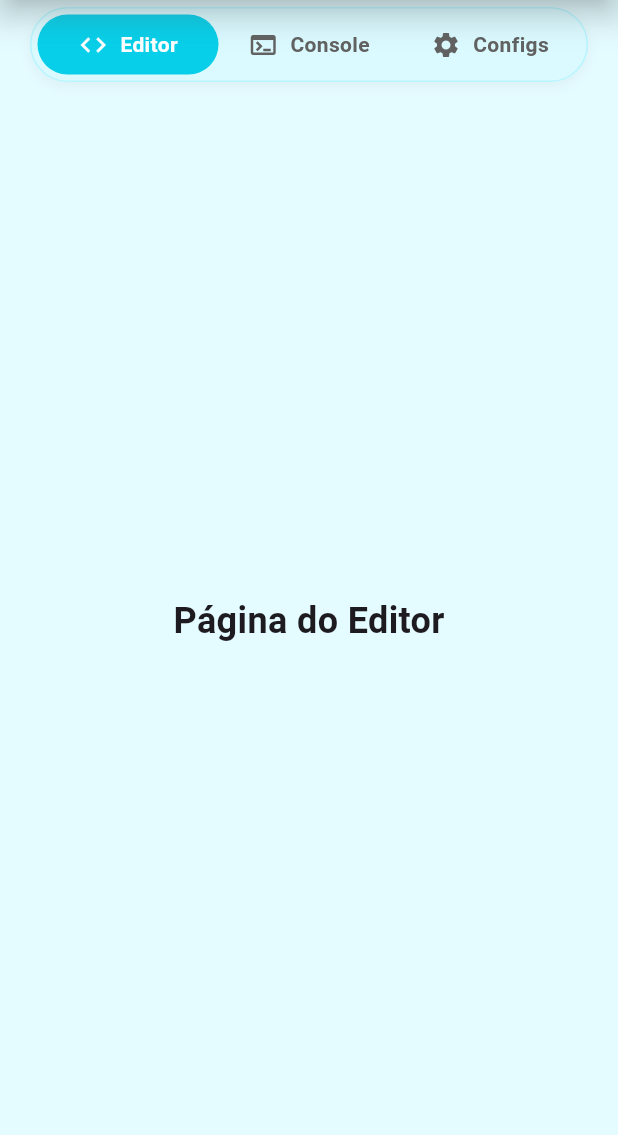
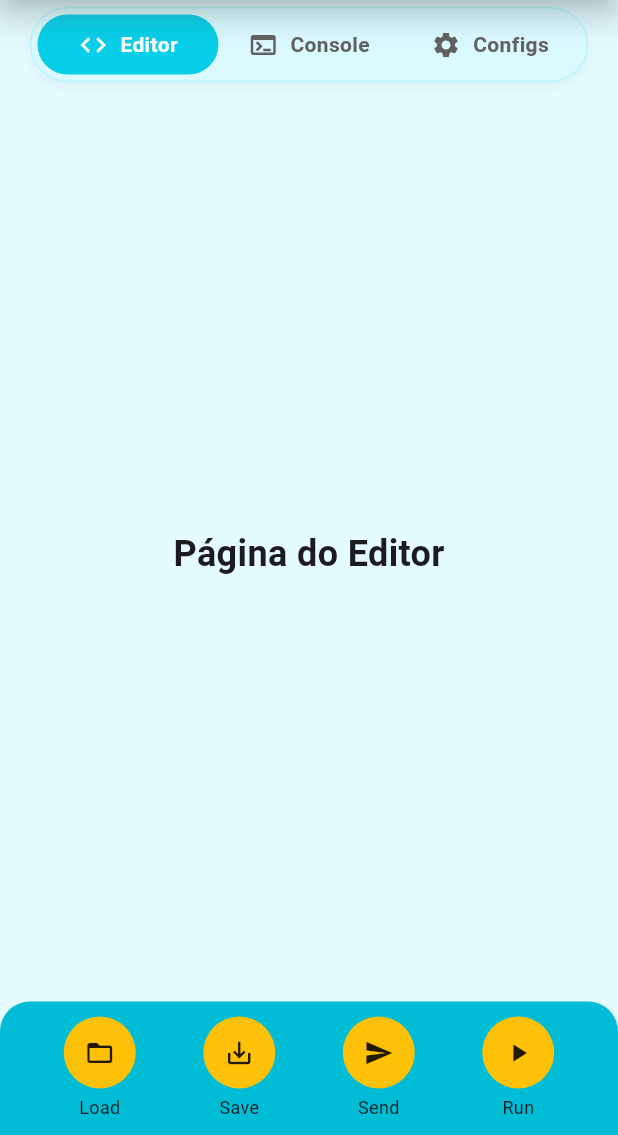
Before and after one commit to gabriel26077/MicroARCA, a Flutter app: the screen it shows after launch, on a phone screen of 412 x 824 dp, the part 101-1236 px from its top. Run offline on Flutter 3.47's test engine with Material 3 defaults, Android fonts, the phone set to English and light mode, and no system bars.

Commit message:
feat(ui): adiciona barra de botões inferior na página de edição

```diff
--- a/micro_arca_app/lib/main.dart
+++ b/micro_arca_app/lib/main.dart
@@ -1,6 +1,9 @@
 import 'package:flutter/material.dart';
-import 'package:flutter/services.dart'; // 1. Importe o pacote de serviços
+import 'package:flutter/services.dart';
 import 'package:micro_arca_app/screens/main_screen.dart';
+
+// Definindo a cor principal (necessário para a AppBar e tema)
+const Color primaryColor = Color(0xFF00BCD4);
 
 // A função precisa ser async, pois fizemos configurações de SO que não são instantâneas
 Future<void> main() async {
@@ -23,8 +26,12 @@ class MainApp extends StatelessWidget {
   Widget build(BuildContext context) {
     return MaterialApp(
       debugShowCheckedModeBanner: false,
+      // Passando a cor principal para o tema e o Scaffold
       theme: ThemeData(
         scaffoldBackgroundColor: const Color.fromARGB(249, 227, 251, 255),
+        // Configura a cor principal para ser acessível em todo o app (como a AppBar)
+        primaryColor: primaryColor,
+        appBarTheme: const AppBarTheme(backgroundColor: primaryColor),
       ),
       home: const MainScreen(),
     );
--- a/micro_arca_app/lib/screens/main_screen.dart
+++ b/micro_arca_app/lib/screens/main_screen.dart
@@ -6,6 +6,10 @@ import 'package:micro_arca_app/pages/console_page.dart';
 import 'package:micro_arca_app/pages/settings_page.dart';
 import 'package:micro_arca_app/widgets/app_bar.dart';
 import 'package:micro_arca_app/widgets/top_nav_bar.dart';
+
+// CORREÇÃO DE IMPORT: Mudamos para um caminho relativo para evitar erros de compilação
+// relacionados ao nome do pacote ('micro_arca_app').
+import '../widgets/custom_action_bar.dart';
 
 /// Esse widget lida com o estado de navegação (qual página está aberta nesse momento)
 class MainScreen extends StatefulWidget {
@@ -37,19 +41,16 @@ class _MainScreenState extends State<MainScreen> {
       body: Column(
         children: [
           // Our new top navigation component
-          TopNavBar(
-            selectedIndex: _selectedPage,
-            onTap: _onTabTapped,
-          ),
+          TopNavBar(selectedIndex: _selectedPage, onTap: _onTabTapped),
 
           Expanded(
-            child: IndexedStack(
-              index: _selectedPage,
-              children: _pages,
-            ),
+            child: IndexedStack(index: _selectedPage, children: _pages),
           ),
         ],
       ),
+
+      // CORRIGIDO: Removido o 'const' para evitar o erro de compilação.
+      bottomNavigationBar: CustomActionBar(),
     );
   }
 }
--- /dev/null
+++ b/micro_arca_app/lib/widgets/custom_action_bar.dart
@@ -0,0 +1,118 @@
+import 'package:flutter/material.dart';
+
+// Constante para a cor primária (cian/turquesa) - Ajuste este valor se necessário
+// Este é um exemplo de um turquesa
+const Color primaryColor = Color(0xFF00BCD4);
+
+// Constante para a cor amarela dos círculos
+// Este é o amarelo padrão do Material Design
+const Color accentColor = Color(0xFFFFC107);
+
+// === 1. WIDGET DE BOTÃO INDIVIDUAL (ActionButton) ===
+// Representa o círculo com ícone e o rótulo de texto.
+class ActionButton extends StatelessWidget {
+  final IconData icon;
+  final String label;
+  final VoidCallback onTap;
+
+  const ActionButton({
+    Key? key,
+    required this.icon,
+    required this.label,
+    required this.onTap,
+  }) : super(key: key);
+
+  @override
+  Widget build(BuildContext context) {
+    // InkWell permite o efeito de toque (ripple) e captura o evento
+    return InkWell(
+      onTap: onTap,
+      // Column para empilhar o círculo e o texto
+      child: Column(
+        mainAxisSize: MainAxisSize.min, // Ocupa o mínimo de espaço vertical
+        children: <Widget>[
+          // CircleAvatar para o círculo amarelo
+          CircleAvatar(
+            radius: 24, // Tamanho do círculo
+            backgroundColor: accentColor, // Fundo amarelo
+            child: Icon(
+              icon,
+              color: Colors.black87, // Ícone escuro para contraste
+              size: 20,
+            ),
+          ),
+          const SizedBox(height: 4), // Espaçamento entre círculo e texto
+          // Texto para o rótulo
+          Text(
+            label,
+            style: const TextStyle(
+              color: Colors.black87, // Texto escuro para contraste
+              fontSize: 12,
+            ),
+          ),
+        ],
+      ),
+    );
+  }
+}
+
+// === 2. WIDGET DA BARRA PRINCIPAL (CustomActionBar) ===
+// O container que será usado no bottomNavigationBar do Scaffold.
+class CustomActionBar extends StatelessWidget {
+  const CustomActionBar({Key? key}) : super(key: key);
+
+  // Função para lidar com o toque de cada botão (deve ser substituída pela lógica real)
+  void _handleTap(String action) {
+    // Você pode usar 'print' ou 'debugPrint' durante o desenvolvimento
+    debugPrint('Ação acionada: $action');
+    // Implemente a lógica de Load, Save, Send, Run aqui
+  }
+
+  @override
+  Widget build(BuildContext context) {
+    // Container para definir a cor de fundo e as bordas arredondadas
+    return Container(
+      // Padding interno para que os botões não fiquem colados nas bordas
+      padding: const EdgeInsets.only(
+          top: 10, bottom: 10, left: 20, right: 20),
+      decoration: const BoxDecoration(
+        color: primaryColor, // Cor de fundo primária (cian/turquesa)
+        // Bordas arredondadas apenas no topo
+        borderRadius: BorderRadius.only(
+          topLeft: Radius.circular(20),
+          topRight: Radius.circular(20),
+        ),
+      ),
+      // Row para alinhar os quatro botões horizontalmente
+      child: Row(
+        mainAxisAlignment: MainAxisAlignment.spaceAround, // Distribuição uniforme
+        children: <Widget>[
+          // Botão 1: Load
+          ActionButton(
+            icon: Icons.folder_open_outlined,
+            label: 'Load',
+            onTap: () => _handleTap('Load'),
+          ),
+          // Botão 2: Save
+          ActionButton(
+            icon: Icons.save_alt_outlined,
+            label: 'Save',
+            onTap: () => _handleTap('Save'),
+          ),
+          // Botão 3: Send
+          ActionButton(
+            icon: Icons.send,
+            label: 'Send',
+            onTap: () => _handleTap('Send'),
+          ),
+          // Botão 4: Run
+          ActionButton(
+            icon: Icons.play_arrow,
+            label: 'Run',
+            onTap: () => _handleTap('Run'),
+          ),
+        ],
+      ),
+    );
+  }
+}
```
